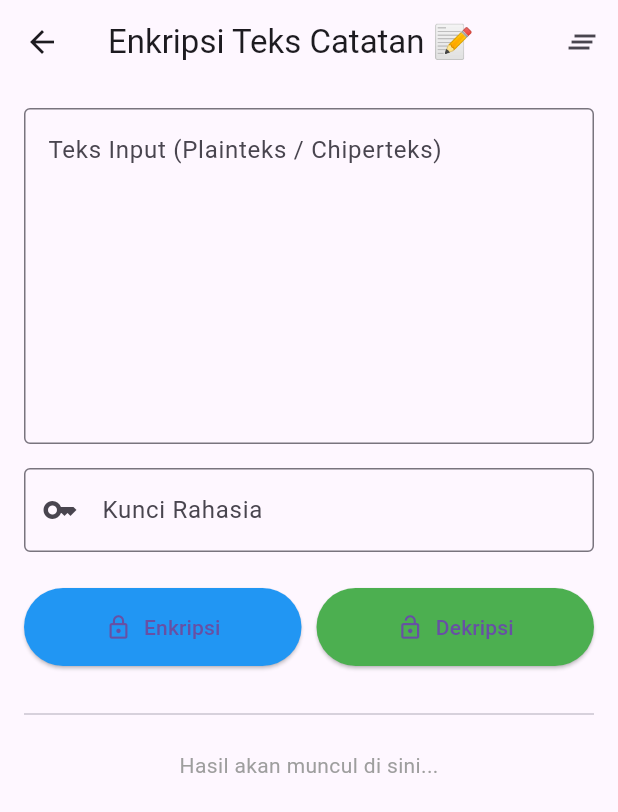
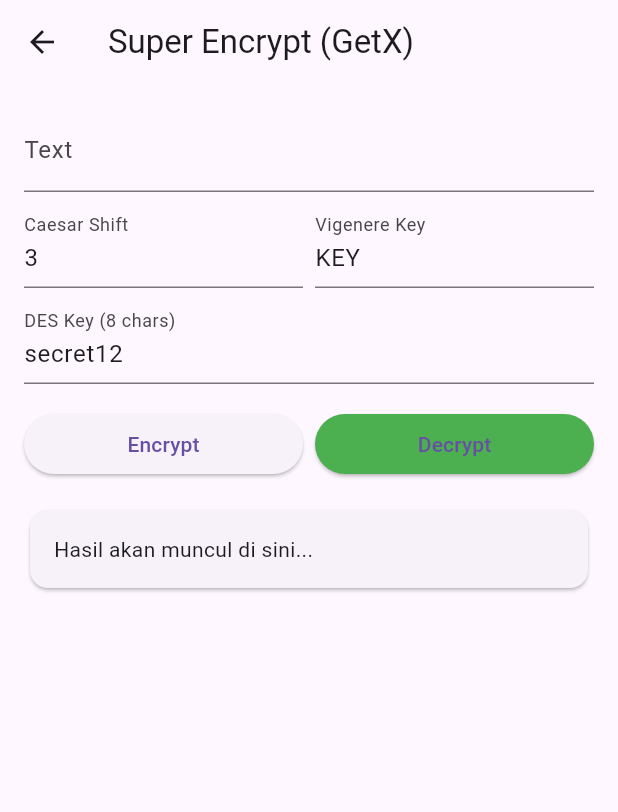
Before and after one commit to imdito/Kripto-App-Vault, a Flutter app: the SuperEncryptView screen opened by its route, on a phone screen of 412 x 824 dp. Shown: the top 812 px of the screen. Run offline on Flutter 3.47's test engine with Material 3 defaults, Android fonts, the phone set to English and light mode, and no system bars; our stand-ins replace flutter_dotenv, get, get_storage, image_picker, local_auth; missing offline and left inert: saver_gallery; accounts and stored records are empty.

Commit message:
tambah fitur untuk melakukan super enkripsi

```diff
--- a/lib/homePage/home_page_controller.dart
+++ b/lib/homePage/home_page_controller.dart
@@ -109,6 +109,7 @@ class HomePageController extends GetxController {
               title: const Text('Upload File Aman'),
               onTap: () {
                 Get.back();
+                Get.toNamed('/file-encrypt');
               },
             ),
             ListTile(
--- a/lib/routes.dart
+++ b/lib/routes.dart
@@ -1,6 +1,8 @@
 import 'package:get/get.dart';
 import 'package:kripto_app/LoginRegister/login_register_view.dart';
 import 'package:kripto_app/LoginRegister/signin_up_controller.dart';
+import 'package:kripto_app/fileEncryptPage/file_encrypt_controller.dart';
+import 'package:kripto_app/fileEncryptPage/file_encrypt_view.dart';
 import 'package:kripto_app/homePage/detail_massage_view.dart';
 import 'package:kripto_app/homePage/home_page_view.dart';
 import 'package:kripto_app/homePage/home_page_controller.dart';
@@ -21,6 +23,7 @@ class AppRoutes {
   static const String steganography = '/steganography';
   static const String detailMassage = '/detail-massage';
   static const String superEncrypt = '/super-encrypt';
+  static const String fileEncrypt = '/file-encrypt';
 
 }
 
@@ -79,5 +82,14 @@ class AppPages {
         },
       ),
     ),
+    GetPage(
+      name: AppRoutes.fileEncrypt, // (Buat rute baru '/crypto')
+      page: () => const FileEncryptView(),
+      binding: BindingsBuilder(
+            () {
+          Get.lazyPut<FileEncryptController>(() => FileEncryptController());
+        },
+      ),
+    ),
   ];
 }
--- a/lib/superEncrypt/super_encrypt_controller.dart
+++ b/lib/superEncrypt/super_encrypt_controller.dart
@@ -1,137 +1,120 @@
-import 'dart:convert';
 import 'package:flutter/material.dart';
-import 'package:flutter/services.dart'; // Untuk Clipboard
-import 'package:flutter_dotenv/flutter_dotenv.dart';
 import 'package:get/get.dart';
-import 'package:http/http.dart' as http;
+import 'package:flutter/services.dart';
+import 'package:kripto_app/superEncrypt/super_encrypt_service.dart';
 
 class SuperEncryptController extends GetxController {
 
-  final String? baseUrl = dotenv.env['API_HOST']; // Sesuaikan jika perlu
+  // --- KONTROLER INPUT ---
+  late TextEditingController textController;
+  late TextEditingController caesarController;
+  late TextEditingController vigenereController;
+  late TextEditingController desController;
 
-  // --- STATE KONTROLER ---
-  final textInputController = TextEditingController();
-  final keyController = TextEditingController();
+  // --- DEPENDENSI ---
+  // Asumsi Anda sudah memiliki class service ini
+  final _service = SuperEncryptService();
 
-  // --- STATE REAKTIF (.obs) ---
+  // --- STATE REAKTIF ---
   var isLoading = false.obs;
-  var resultText = "".obs; // Untuk menampung hasil enkripsi/dekripsi
+  var result = "".obs; // Menggantikan _result
+  var encryptedData = Rxn<Map<String, dynamic>>(); // Menggantikan _encryptedData
+
+  // --- LIFECYCLE ---
+  @override
+  void onInit() {
+    super.onInit();
+    // Inisialisasi controller dengan nilai default dari kode asli
+    textController = TextEditingController();
+    caesarController = TextEditingController(text: '3');
+    vigenereController = TextEditingController(text: 'KEY');
+    desController = TextEditingController(text: 'secret12');
+  }
 
   @override
   void onClose() {
-    textInputController.dispose();
-    keyController.dispose();
+    // Selalu dispose controller
+    textController.dispose();
+    caesarController.dispose();
+    vigenereController.dispose();
+    desController.dispose();
     super.onClose();
   }
 
-  // ========== ENCRYPT ==========
-  Future<void> encryptText() async {
-    final String inputText = textInputController.text;
-    final String key = keyController.text;
+  // --- LOGIKA AKSI ---
 
-    if (inputText.isEmpty || key.isEmpty) {
-      _showError("Teks input dan Kunci Rahasia tidak boleh kosong.");
+  Future<void> encrypt() async {
+    try {
+      isLoading(true); // Mulai loading
+
+      final data = await _service.encrypt(
+        text: textController.text,
+        caesarShift: int.parse(caesarController.text),
+        vigenereKey: vigenereController.text,
+        desKey: desController.text,
+      );
+
+      encryptedData.value = data; // Simpan data terenkripsi
+      result.value = '✅ Encrypted!\nCiphertext: ${data['ciphertext']}';
+
+    } catch (e) {
+      result.value = '❌ Error: $e';
+    } finally {
+      isLoading(false); // Selesai loading
+    }
+  }
+
+  Future<void> decrypt() async {
+    if (encryptedData.value == null) {
+      result.value = '❌ No encrypted data!';
       return;
     }
 
-    isLoading(true);
-    resultText.value = ""; // Kosongkan hasil sebelumnya
+    try {
+      isLoading(true); // Mulai loading
 
-    try {
-      print('🔒 Encrypting text...');
-      final response = await http.post(
-        Uri.parse('$baseUrl/api/crypto/encrypt'), // Ganti dengan endpoint Anda
-        headers: {'Content-Type': 'application/json'},
-        body: jsonEncode({
-          'text': inputText,
-          'key': key, // Asumsi API butuh kunci
-        }),
-      );
+      final plaintext = await _service.decrypt(encryptedData.value!);
+      result.value = '✅ Decrypted: $plaintext';
 
-      if (response.statusCode == 200) {
-        final data = jsonDecode(response.body);
-        resultText.value = data['data']['ciphertext']; // Sesuaikan JSON response
-        _showSuccess("Teks berhasil dienkripsi!");
-      } else {
-        final error = jsonDecode(response.body);
-        _showError(error['message']);
-      }
     } catch (e) {
-      _showError("Error koneksi: $e");
+      result.value = '❌ Error: $e';
     } finally {
-      isLoading(false);
+      isLoading(false); // Selesai loading
     }
   }
 
-  // ========== DECRYPT ==========
-  Future<void> decryptText() async {
-    final String inputText = textInputController.text; // Ini berisi chiperteks
-    final String key = keyController.text;
+  void copyResultToClipboard() {
+    String? textToCopy;
+    String snackbarMessage = "";
 
-    if (inputText.isEmpty || key.isEmpty) {
-      _showError("Teks input dan Kunci Rahasia tidak boleh kosong.");
-      return;
+    // Cek apakah hasil terakhir adalah enkripsi
+    if (encryptedData.value != null && result.value.startsWith('✅ Encrypted!')) {
+      textToCopy = encryptedData.value!['ciphertext'];
+      snackbarMessage = "Ciphertext disalin ke clipboard!";
+    }
+    // Cek apakah hasil terakhir adalah dekripsi
+    else if (result.value.startsWith('✅ Decrypted:')) {
+      // Ambil teks setelah '✅ Decrypted: '
+      textToCopy = result.value.replaceFirst('✅ Decrypted: ', '');
+      snackbarMessage = "Plainteks disalin ke clipboard!";
     }
 
-    isLoading(true);
-    resultText.value = "";
-
-    try {
-      print('🔓 Decrypting text...');
-      final response = await http.post(
-        Uri.parse('$baseUrl/api/crypto/decrypt'), // Ganti dengan endpoint Anda
-        headers: {'Content-Type': 'application/json'},
-        body: jsonEncode({
-          'ciphertext': inputText,
-          'key': key,
-        }),
+    // Lakukan aksi copy jika ada teks
+    if (textToCopy != null) {
+      Clipboard.setData(ClipboardData(text: textToCopy));
+      Get.snackbar(
+        "Berhasil Disalin",
+        snackbarMessage,
+        snackPosition: SnackPosition.BOTTOM,
       );
-
-      if (response.statusCode == 200) {
-        final data = jsonDecode(response.body);
-        resultText.value = data['data']['plaintext']; // Sesuaikan JSON response
-        _showSuccess("Teks berhasil didekripsi!");
-      } else {
-        final error = jsonDecode(response.body);
-        _showError(error['message']);
-      }
-    } catch (e) {
-      _showError("Error koneksi: $e");
-    } finally {
-      isLoading(false);
+    } else if (result.value.isNotEmpty) {
+      // Salin apapun yang ada di box jika tidak terdeteksi
+      Clipboard.setData(ClipboardData(text: result.value));
+      Get.snackbar(
+        "Disalin",
+        "Hasil disalin ke clipboard!",
+        snackPosition: SnackPosition.BOTTOM,
+      );
     }
   }
-
-  // --- UI FEEDBACK & HELPERS ---
-
-  void clearFields() {
-    textInputController.clear();
-    keyController.clear();
-    resultText.value = "";
-  }
-
-  void copyToClipboard() {
-    if (resultText.value.isNotEmpty) {
-      Clipboard.setData(ClipboardData(text: resultText.value));
-      _showSuccess("Teks hasil disalin ke clipboard!");
-    }
-  }
-
-  void _showError(String msg) {
-    Get.snackbar(
-      'Error', msg,
-      backgroundColor: Colors.red,
-      colorText: Colors.white,
-      snackPosition: SnackPosition.BOTTOM,
-    );
-  }
-
-  void _showSuccess(String msg) {
-    Get.snackbar(
-      'Sukses', msg,
-      backgroundColor: Colors.green,
-      colorText: Colors.white,
-      snackPosition: SnackPosition.BOTTOM,
-    );
-  }
 }
--- /dev/null
+++ b/lib/superEncrypt/super_encrypt_service.dart
@@ -0,0 +1,59 @@
+import 'dart:convert';
+import 'package:flutter_dotenv/flutter_dotenv.dart';
+import 'package:http/http.dart' as http;
+
+class SuperEncryptService {
+  final String? baseUrl = dotenv.env['API_HOST'];
+
+  Future<Map<String, dynamic>> encrypt({
+    required String text,
+    int caesarShift = 3,
+    String vigenereKey = 'KEY',
+    String desKey = 'secret12',
+  }) async {
+    print("base url: $baseUrl");
+    final response = await http.post(
+      Uri.parse('$baseUrl/api/super-encrypt'),
+      headers: {'Content-Type': 'application/json'},
+      body: jsonEncode({
+        'text': text,
+        'caesar_shift': caesarShift,
+        'vigenere_key': vigenereKey,
+        'des_key': desKey,
+      }),
+    );
+
+    final result = jsonDecode(response.body);
+
+    if (result['success']) {
+      return {
+        'ciphertext': result['data']['ciphertext'],
+        'iv': result['data']['iv'],
+        'caesar_shift': caesarShift,
+        'vigenere_key': vigenereKey,
+        'des_key': desKey,
+      };
+    } else {
+      throw Exception(result['message']);
+    }
+  }
+
+  Future<String> decrypt(Map<String, dynamic> encryptedData) async {
+    final response = await http.post(
+      Uri.parse('$baseUrl/api/super-decrypt'),
+      headers: {'Content-Type': 'application/json'},
+      body: jsonEncode(encryptedData),
+    );
+
+    final result = jsonDecode(response.body);
+
+    if (result['success']) {
+      return result['data']['plaintext'];
+    } else {
+      if (result['error_type'] == 'WRONG_KEY') {
+        throw Exception('Wrong encryption keys!');
+      }
+      throw Exception(result['message']);
+    }
+  }
+}
--- a/lib/superEncrypt/super_encrypt_view.dart
+++ b/lib/superEncrypt/super_encrypt_view.dart
@@ -2,154 +2,102 @@ import 'package:flutter/material.dart';
 import 'package:get/get.dart';
 import 'package:kripto_app/superEncrypt/super_encrypt_controller.dart';
 
+// Ganti dari StatefulWidget menjadi GetView
 class SuperEncryptView extends GetView<SuperEncryptController> {
   const SuperEncryptView({Key? key}) : super(key: key);
 
   @override
   Widget build(BuildContext context) {
     return Scaffold(
-      appBar: AppBar(
-        title: const Text('Enkripsi Teks Catatan 📝'),
-        actions: [
-          // Tombol untuk membersihkan layar
-          IconButton(
-            icon: Icon(Icons.clear_all),
-            tooltip: "Bersihkan",
-            onPressed: controller.clearFields,
-          ),
-        ],
-      ),
+      appBar: AppBar(title: Text('Super Encrypt (GetX)')),
+      // Tambahkan SingleChildScrollView agar tidak overflow
       body: SingleChildScrollView(
-        padding: const EdgeInsets.all(16.0),
+        padding: EdgeInsets.all(16),
         child: Column(
-          crossAxisAlignment: CrossAxisAlignment.stretch,
           children: [
-            // --- INPUT TEKS ---
             TextField(
-              controller: controller.textInputController,
-              decoration: const InputDecoration(
-                labelText: 'Teks Input (Plainteks / Chiperteks)',
-                border: OutlineInputBorder(),
-                alignLabelWithHint: true,
-              ),
-              maxLines: 8,
+              controller: controller.textController, // Gunakan controller
+              decoration: InputDecoration(labelText: 'Text'),
             ),
-            const SizedBox(height: 16),
+            SizedBox(height: 8),
+            Row(
+              children: [
+                Expanded(
+                  child: TextField(
+                    controller: controller.caesarController, // Gunakan controller
+                    decoration: InputDecoration(labelText: 'Caesar Shift'),
+                    keyboardType: TextInputType.number,
+                  ),
+                ),
+                SizedBox(width: 8),
+                Expanded(
+                  child: TextField(
+                    controller: controller.vigenereController, // Gunakan controller
+                    decoration: InputDecoration(labelText: 'Vigenere Key'),
+                  ),
+                ),
+              ],
+            ),
+            SizedBox(height: 8),
+            TextField(
+              controller: controller.desController, // Gunakan controller
+              decoration: InputDecoration(labelText: 'DES Key (8 chars)'),
+            ),
+            SizedBox(height: 16),
 
-            // --- INPUT KUNCI ---
-            TextField(
-              controller: controller.keyController,
-              obscureText: true, // Sembunyikan kunci
-              decoration: const InputDecoration(
-                labelText: 'Kunci Rahasia',
-                border: OutlineInputBorder(),
-                prefixIcon: Icon(Icons.key_outlined),
-              ),
-            ),
-            const SizedBox(height: 24),
-
-            // --- TOMBOL AKSI (Enkripsi & Dekripsi) ---
+            // Bungkus tombol dengan Obx untuk memantau isLoading
             Obx(() => Row(
               children: [
                 Expanded(
-                  child: ElevatedButton.icon(
-                    icon: const Icon(Icons.lock_outline),
-                    label: const Text('Enkripsi'),
-                    style: ElevatedButton.styleFrom(
-                      padding: const EdgeInsets.symmetric(vertical: 16),
-                      backgroundColor: Colors.blue, // Warna biru
-                    ),
-                    // Disable tombol saat loading
-                    onPressed: controller.isLoading.value
-                        ? null
-                        : controller.encryptText,
+                  child: ElevatedButton(
+                    // Nonaktifkan tombol saat loading
+                    onPressed: controller.isLoading.value ? null : controller.encrypt,
+                    child: Text('Encrypt'),
                   ),
                 ),
-                const SizedBox(width: 10),
+                SizedBox(width: 8),
                 Expanded(
-                  child: ElevatedButton.icon(
-                    icon: const Icon(Icons.lock_open_outlined),
-                    label: const Text('Dekripsi'),
+                  child: ElevatedButton(
+                    // Nonaktifkan tombol saat loading
+                    onPressed: controller.isLoading.value ? null : controller.decrypt,
+                    child: Text('Decrypt'),
                     style: ElevatedButton.styleFrom(
-                      padding: const EdgeInsets.symmetric(vertical: 16),
-                      backgroundColor: Colors.green, // Warna hijau
+                      backgroundColor: Colors.green,
                     ),
-                    onPressed: controller.isLoading.value
-                        ? null
-                        : controller.decryptText,
                   ),
                 ),
               ],
             )),
 
-            const SizedBox(height: 24),
-            const Divider(),
-            const SizedBox(height: 16),
+            SizedBox(height: 16),
 
-            // --- AREA HASIL ---
-            _buildResultArea(),
+            GestureDetector(
+              onLongPress: ()=> controller.copyResultToClipboard(),
+              child: Obx(() => Card(
+                child: Container(
+                  padding: EdgeInsets.all(16),
+                  width: double.infinity,
+                  child: Text(
+                    controller.result.value.isEmpty
+                        ? "Hasil akan muncul di sini..."
+                        : controller.result.value,
+                  ),
+                ),
+              )),
+            ),
+
+            Obx(() {
+              if (controller.isLoading.value) {
+                return Padding(
+                  padding: const EdgeInsets.all(16.0),
+                  child: CircularProgressIndicator(),
+                );
+              }
+              return SizedBox.shrink(); // Kosong jika tidak loading
+            }),
           ],
         ),
       ),
     );
   }
-
-  // Widget helper untuk menampilkan hasil
-  Widget _buildResultArea() {
-    return Obx(() {
-      // Tampilkan spinner jika loading
-      if (controller.isLoading.value) {
-        return const Center(
-          child: CircularProgressIndicator(),
-        );
-      }
-
-      // Jangan tampilkan apa-apa jika hasil masih kosong
-      if (controller.resultText.value.isEmpty) {
-        return Center(
-          child: Text(
-            "Hasil akan muncul di sini...",
-            style: Get.textTheme.bodyMedium?.copyWith(color: Colors.grey),
-          ),
-        );
-      }
-
-      // Tampilkan hasil jika sudah ada
-      return Column(
-        crossAxisAlignment: CrossAxisAlignment.start,
-        children: [
-          Row(
-            mainAxisAlignment: MainAxisAlignment.spaceBetween,
-            children: [
-              Text(
-                "Hasil:",
-                style: Get.textTheme.titleMedium
-                    ?.copyWith(fontWeight: FontWeight.bold),
-              ),
-              // Tombol untuk menyalin hasil
-              IconButton(
-                icon: const Icon(Icons.copy_all_outlined),
-                tooltip: "Salin Hasil",
-                onPressed: controller.copyToClipboard,
-              ),
-            ],
-          ),
-          const SizedBox(height: 8),
-          Container(
-            width: double.infinity,
-            padding: const EdgeInsets.all(12),
-            decoration: BoxDecoration(
-              color: Colors.grey.shade100,
-              borderRadius: BorderRadius.circular(8),
-              border: Border.all(color: Colors.grey.shade300),
-            ),
-            child: SelectableText( // Agar teks bisa di-copy manual
-              controller.resultText.value,
-              style: Get.textTheme.bodyMedium?.copyWith(fontFamily: 'monospace'),
-            ),
-          ),
-        ],
-      );
-    });
-  }
 }
--- a/pubspec.yaml
+++ b/pubspec.yaml
@@ -42,6 +42,8 @@ dependencies:
   image_picker: ^1.2.0
   dotted_border: ^3.1.0
   saver_gallery: ^4.0.1
+  file_picker: ^10.3.3
+  file_saver: ^0.3.1
 
 dev_dependencies:
   flutter_test:
```
Also changed, not shown: pubspec.lock, 4 other files.
